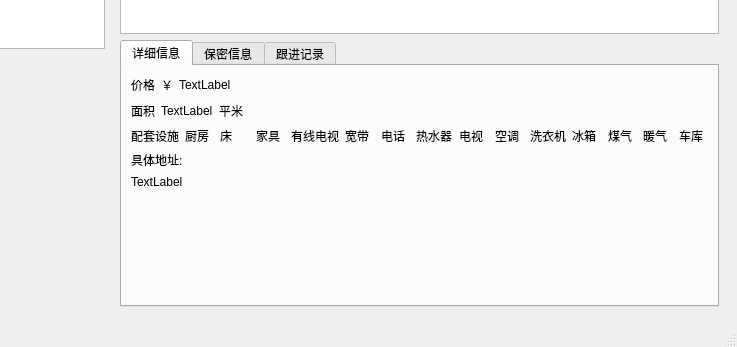
Old version of the form mainwindow.ui in the repository gmsh/fangchanzhongjie; both pictures show x 169 to 906 and y 259 to 606 of the 906 by 606 pixel window.
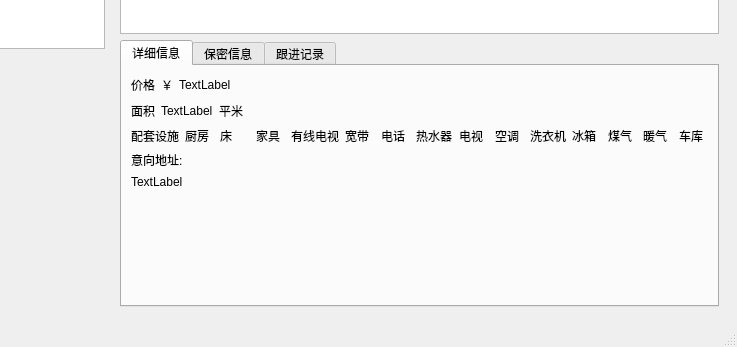
New version of the form. The open tabs and pages were chosen to show the change. Icons and pictures are not drawn.

```diff
--- a/mainwindow.ui
+++ b/mainwindow.ui
@@ -2200,7 +2200,7 @@
             <item row="3" column="0">
              <widget class="QLabel" name="label_82">
               <property name="text">
-               <string>具体地址:</string>
+               <string>意向地址:</string>
               </property>
              </widget>
             </item>
```
Left out of the diff: 4 changed lines with no effect on the pictures.
